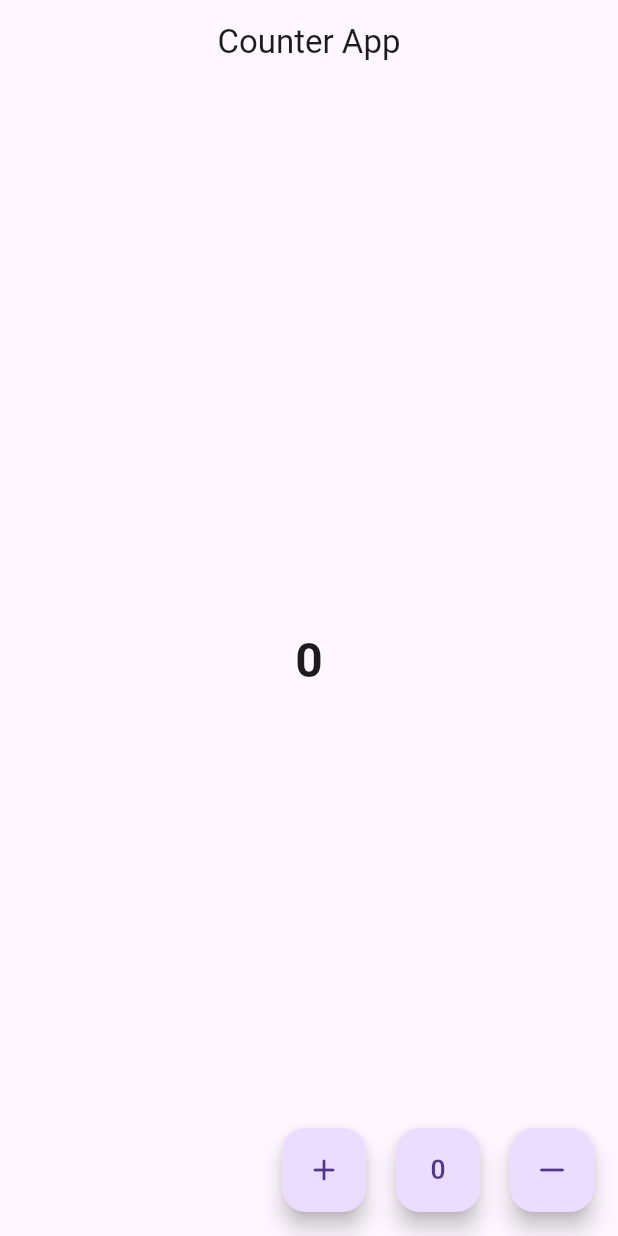
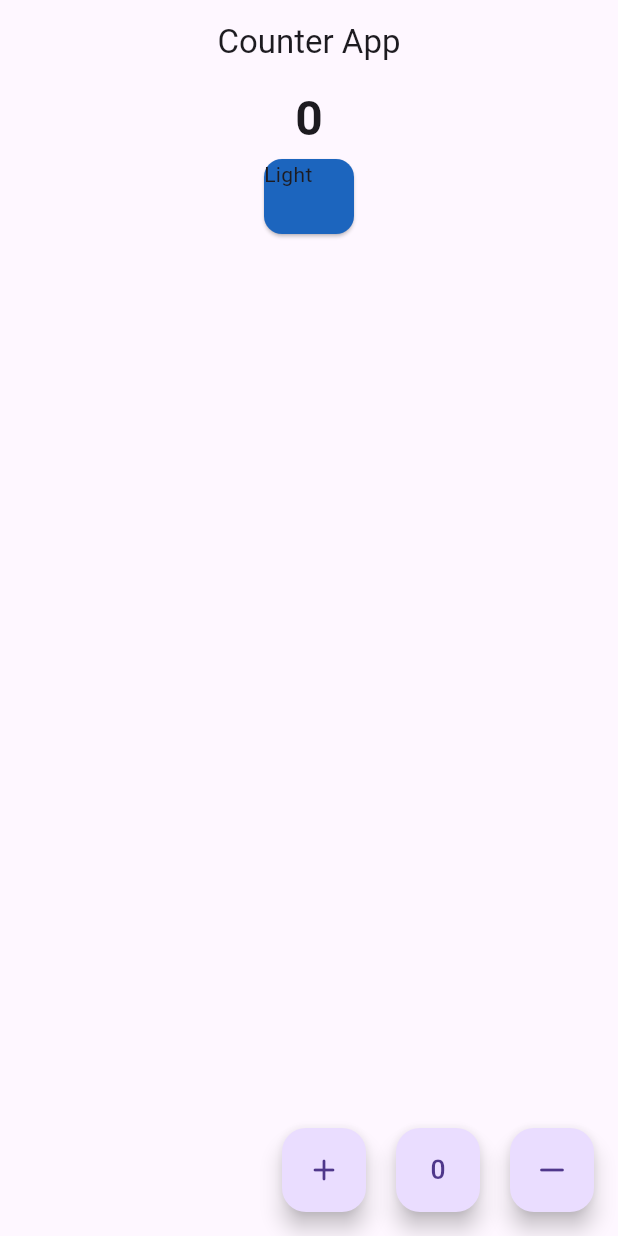
Before and after one commit to USardorB/playground, a Flutter app: the screen it shows after launch, on a phone screen of 412 x 824 dp. Run offline on Flutter 3.47's test engine with Material 3 defaults, Android fonts, the phone set to English and light mode, and no system bars.

Commit message:
inherited_widget_usecase

```diff
--- a/analysis_options.yaml
+++ b/analysis_options.yaml
@@ -1 +1,4 @@
 include: package:flutter_lints/flutter.yaml
+linter:
+  rules:
+      prefer_const_constructors: true
--- a/lib/app.dart
+++ b/lib/app.dart
@@ -1,15 +1,28 @@
 import 'package:flutter/material.dart';
 import 'package:playground/home_page.dart';
+import 'package:playground/theme_inherited_widget.dart';
 
-class CounterApp extends StatelessWidget {
+class CounterApp extends StatefulWidget {
   const CounterApp({super.key});
 
   @override
+  State<CounterApp> createState() => _CounterAppState();
+}
+
+class _CounterAppState extends State<CounterApp> {
+  bool isDark = false;
+  @override
   Widget build(BuildContext context) {
-    return const MaterialApp(
+    return MaterialApp(
       title: 'Test App',
       debugShowCheckedModeBanner: false,
-      home: HomePage(),
+      home: ThemeInheritedWidget(
+        isDark,
+        callback: () => setState(() {
+          isDark = !isDark;
+        }),
+        child: const HomePage(),
+      ),
     );
   }
 }
--- a/lib/home_page.dart
+++ b/lib/home_page.dart
@@ -1,22 +1,35 @@
+import 'dart:math';
+
 import 'package:flutter/material.dart';
 import 'package:playground/counter_service.dart';
+import 'package:playground/theme_inherited_widget.dart';
 
 class HomePage extends StatelessWidget {
-  const HomePage({super.key});
+  const HomePage({
+    super.key,
+  });
 
+  /// Not gonna be rebuild thanks for [NewWidget]'s [dependOnInheritedWidgetOfExactType]
   @override
   Widget build(BuildContext context) {
+    print('HomeBeingRebuild');
     return Scaffold(
       appBar: AppBar(title: const Text('Counter App'), centerTitle: true),
       body: Center(
-        child: ValueListenableBuilder<int>(
+        child: Column(
+          children: [
+            ValueListenableBuilder<int>(
               valueListenable: CounterService(),
               builder: (context, value, child) {
                 return Text(
                   value.toString(),
-              style: const TextStyle(fontSize: 32, fontWeight: FontWeight.w700),
+                  style: const TextStyle(
+                      fontSize: 32, fontWeight: FontWeight.w700),
                 );
               },
+            ),
+            const NewWidget()
+          ],
         ),
       ),
       floatingActionButton:
@@ -40,3 +53,30 @@ class HomePage extends StatelessWidget {
     );
   }
 }
+
+class NewWidget extends StatelessWidget {
+  const NewWidget({super.key});
+
+  @override
+  Widget build(BuildContext context) {
+    print('NERwDWID');
+    final random = Random();
+    final inherited = ThemeInheritedWidget.of(context);
+    return InkWell(
+      onTap: inherited?.callback,
+      child: Card(
+        color: Color.fromARGB(
+          255, // Full opacity
+          random.nextInt(256),
+          random.nextInt(256),
+          random.nextInt(256),
+        ),
+        child: SizedBox(
+          height: 50,
+          width: 60,
+          child: Text((inherited?.isDark ?? false) ? 'Dark' : 'Light'),
+        ),
+      ),
+    );
+  }
+}
--- /dev/null
+++ b/lib/theme_inherited_widget.dart
@@ -0,0 +1,23 @@
+import 'package:flutter/material.dart';
+
+class ThemeInheritedWidget extends InheritedWidget {
+  final bool isDark;
+  final VoidCallback callback;
+
+  const ThemeInheritedWidget(
+    this.isDark, {
+    required this.callback,
+    super.key,
+    required super.child,
+  });
+
+  @override
+  bool updateShouldNotify(covariant ThemeInheritedWidget oldWidget) {
+    // ignore: avoid_print
+    return isDark != oldWidget.isDark;
+  }
+
+  static ThemeInheritedWidget? of(BuildContext context) {
+    return context.dependOnInheritedWidgetOfExactType<ThemeInheritedWidget>();
+  }
+}
--- a/pubspec.yaml
+++ b/pubspec.yaml
@@ -9,6 +9,7 @@ environment:
 dependencies:
   flutter:
     sdk: flutter
+  equatable: ^2.0.7
 
 dev_dependencies:
   flutter_test:
```
Also changed, not shown: pubspec.lock. Lines whose indentation alone changed are shown as unchanged.
